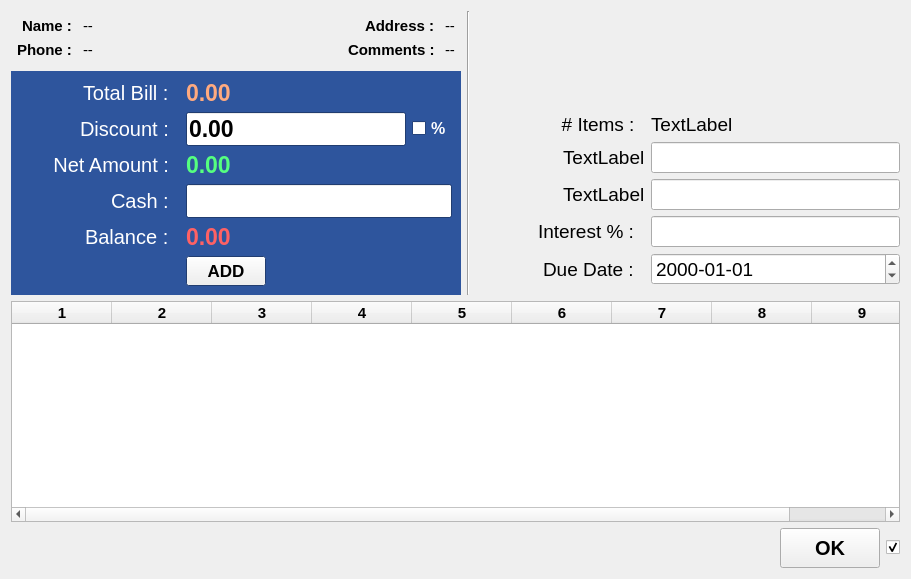
Qt form estorecpp/multiplepayment.ui (Watti/estorecpp) before a commit.
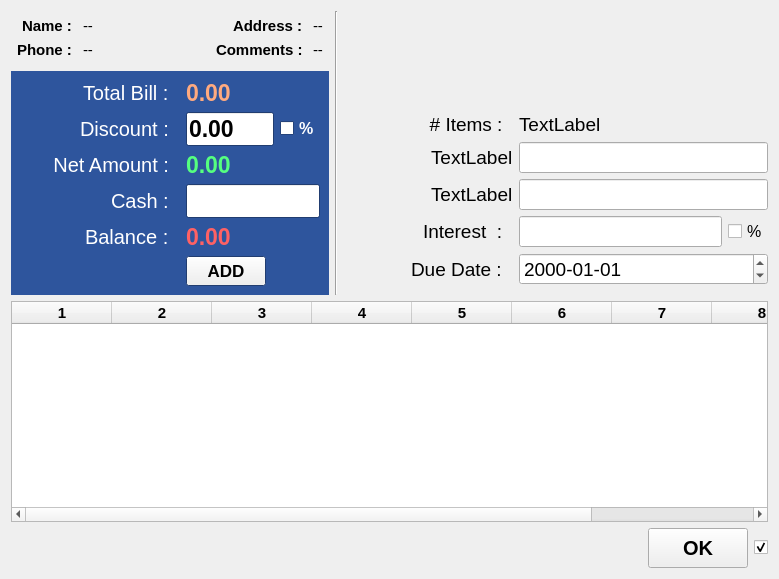
The same form after that commit. Icons and pictures are not drawn.

Commit message: interest check box added for advanced payment

Diff of the .ui file:
```diff
--- a/estorecpp/multiplepayment.ui
+++ b/estorecpp/multiplepayment.ui
@@ -6,7 +6,7 @@
    <rect>
     <x>0</x>
     <y>0</y>
-    <width>911</width>
+    <width>779</width>
     <height>579</height>
    </rect>
   </property>
@@ -1425,11 +1425,13 @@
             </font>
            </property>
            <property name="text">
-            <string>Interest % :  </string>
+            <string>Interest  :  </string>
            </property>
           </widget>
          </item>
          <item row="3" column="1">
+          <layout class="QHBoxLayout" name="horizontalLayout_8">
+           <item>
           <widget class="QLineEdit" name="interestTxt">
            <property name="font">
             <font>
@@ -1438,6 +1440,20 @@
            </property>
           </widget>
          </item>
+           <item>
+            <widget class="QCheckBox" name="interestPercentageCB">
+             <property name="font">
+              <font>
+               <pointsize>12</pointsize>
+              </font>
+             </property>
+             <property name="text">
+              <string>%</string>
+             </property>
+            </widget>
+           </item>
+          </layout>
+         </item>
         </layout>
        </item>
       </layout>
```
Left out of the diff: 1 changed line with no effect on the pictures. Lines whose indentation alone changed are shown as unchanged. The commit also changes 1 other file.
